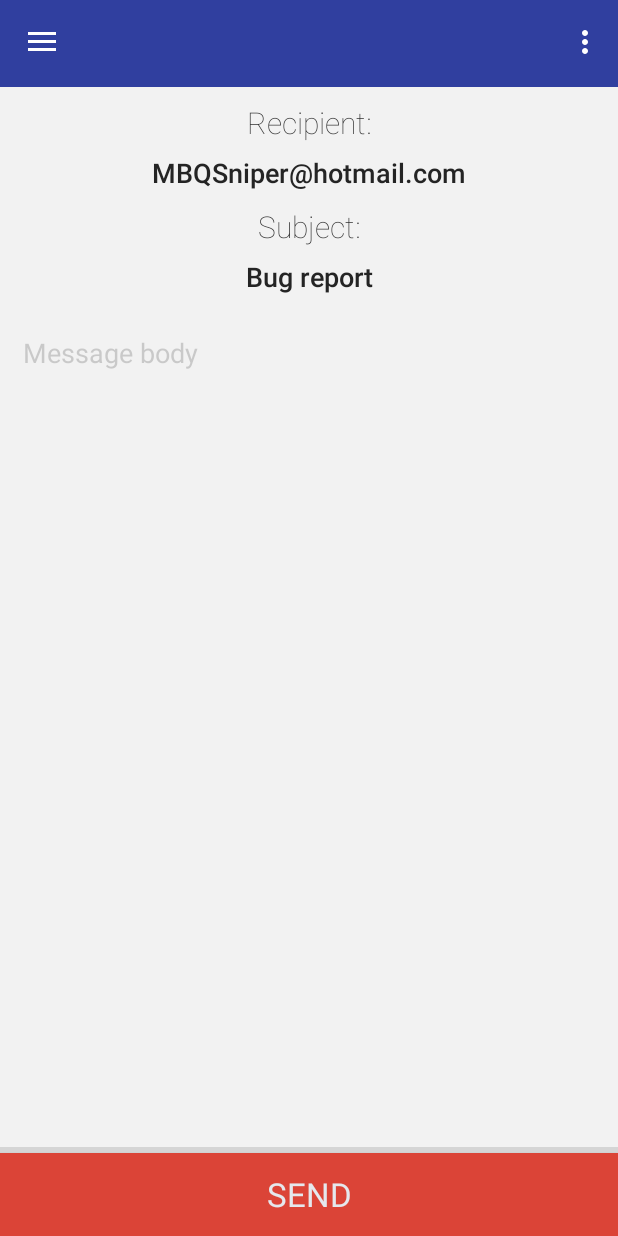
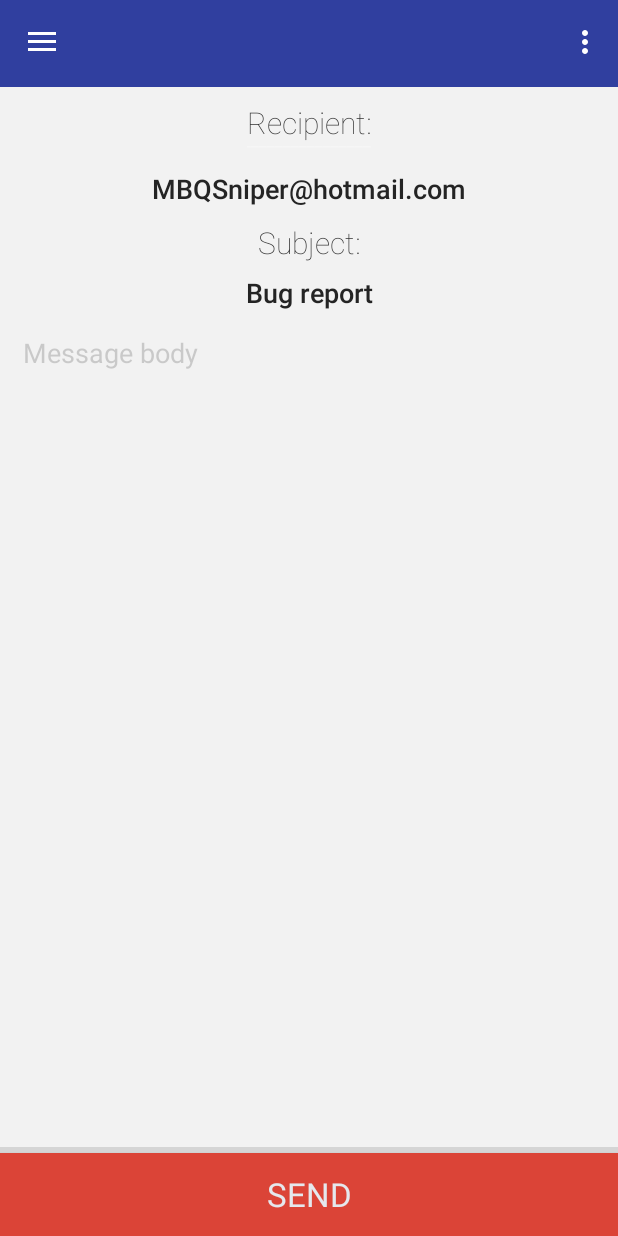
Before and after one commit to HiFIi/ToolbarMenudrawer, an Android app: the fragment BugReportFragment placed in its activity, on a phone screen of 412 x 824 dp. Run offline under Robolectric (Android 15) with nearby library versions, the phone set to English and light mode, and no system bars.

Commit message:
Fix bug #001 (Thank you Sebastian K.)

```diff
--- a/app/src/main/AndroidManifest.xml
+++ b/app/src/main/AndroidManifest.xml
@@ -1,8 +1,8 @@
 <?xml version="1.0" encoding="utf-8"?>
 <manifest xmlns:android="http://schemas.android.com/apk/res/android"
     package="com.kyler.toolbarmenudrawer"
-    android:versionCode="57"
-    android:versionName="0.0.4.56">
+    android:versionCode="58"
+    android:versionName="0.0.4.57">
 
     <uses-sdk
         android:minSdkVersion="14"
--- a/app/src/main/java/com/kyler/toolbarmenudrawer/fragments/BugReportFragment.java
+++ b/app/src/main/java/com/kyler/toolbarmenudrawer/fragments/BugReportFragment.java
@@ -23,7 +23,6 @@ public class BugReportFragment extends Fragment {
     private EditText body;
 
     @SuppressLint("InflateParams")
-    @TargetApi(Build.VERSION_CODES.KITKAT)
     @Override
     public View onCreateView(LayoutInflater inflater, ViewGroup container,
                              Bundle savedInstanceState) {
--- a/app/src/main/res/layout-v19/bug_report.xml
+++ b/app/src/main/res/layout-v19/bug_report.xml
@@ -11,7 +11,7 @@
         android:background="#f2f2f2"
         android:paddingBottom="-30dp">
 
-        <TextView
+        <EditText
             android:id="@+id/reportBoldRecipient"
             android:layout_width="wrap_content"
             android:layout_height="wrap_content"
--- a/app/src/main/res/layout-v21/bug_report.xml
+++ b/app/src/main/res/layout-v21/bug_report.xml
@@ -11,7 +11,7 @@
         android:background="#f2f2f2"
         android:paddingBottom="-30dp">
 
-        <TextView
+        <EditText
             android:id="@+id/reportBoldRecipient"
             android:layout_width="wrap_content"
             android:layout_height="wrap_content"
--- a/app/src/main/res/values/arrays.xml
+++ b/app/src/main/res/values/arrays.xml
@@ -5,18 +5,12 @@
         <item>Submit a request</item>
         <item>Report a bug</item>
         <item>WebView demo</item>
-        <item>Bugdroid</item>
-        <item>Cake</item>
-        <item>Person</item>
     </string-array>
 
     <array name="drawable_ids">
         <item>@drawable/request</item>
         <item>@drawable/bug_report</item>
         <item>@drawable/web</item>
-        <item>@drawable/bugdroid</item>
-        <item>@drawable/cake</item>
-        <item>@drawable/person</item>
     </array>
 
 </resources>
```
Also changed, not shown: app/src/main/java/com/kyler/toolbarmenudrawer/ToolbarMenudrawer.java (+0 -60 lines), app/src/main/res/layout-v21/fragment_for_this_example.xml (added, +35 -0 lines).
